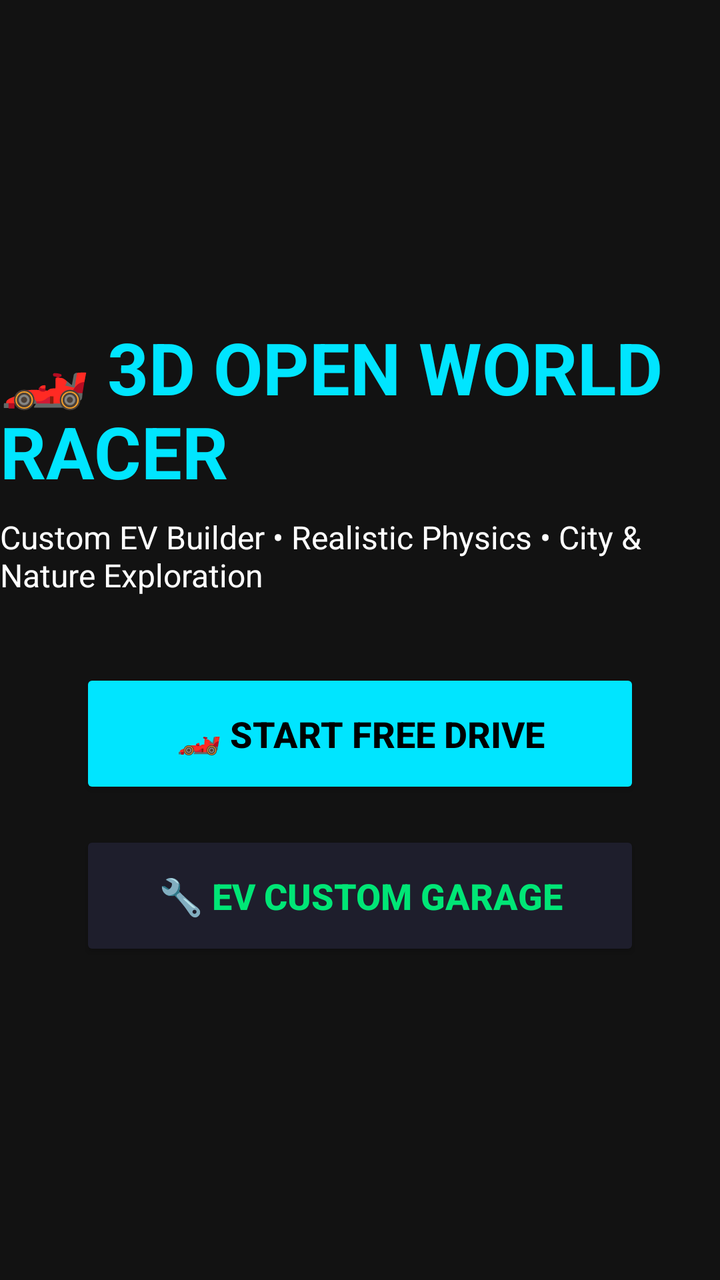
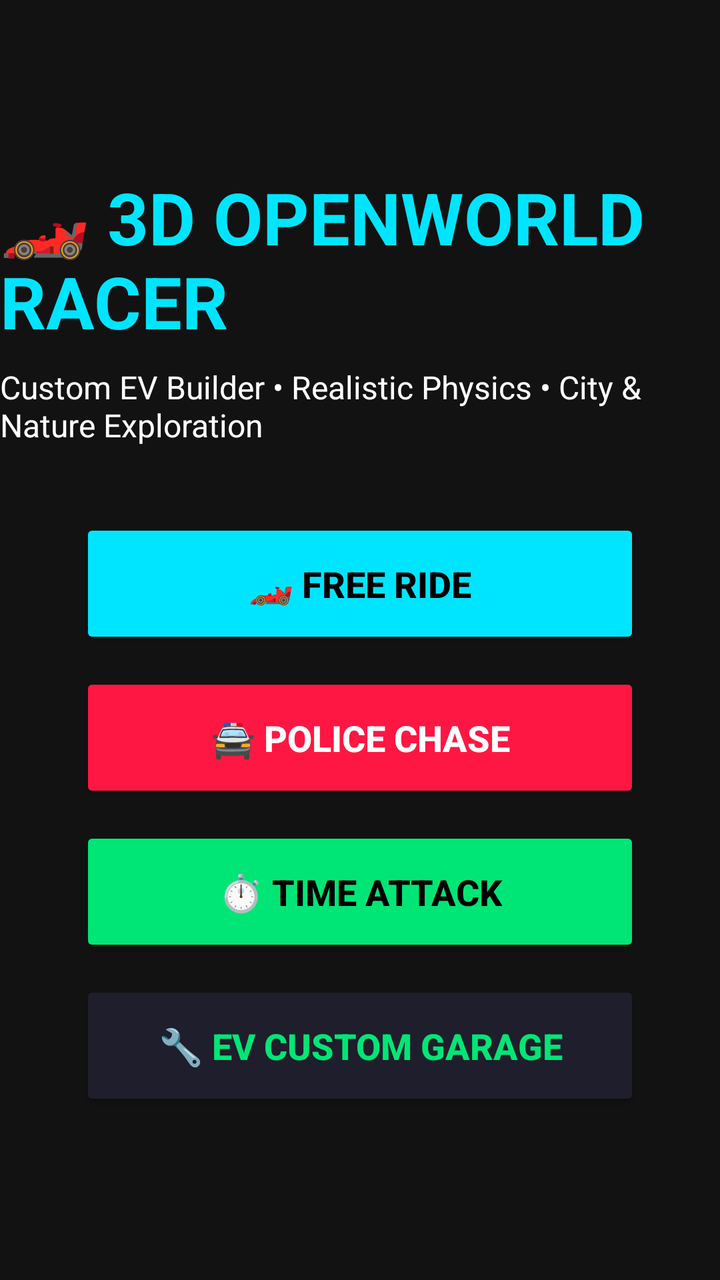

An Android layout rendered at two revisions. The XML below is the earlier revision; the diff shows what the commit changed to produce the second picture.
<!-- AndroidManifest.xml: application theme Theme.OpenWorld3DRacer -->
<!-- res/layout/activity_main.xml -->
<?xml version="1.0" encoding="utf-8"?>
<RelativeLayout xmlns:android="http://schemas.android.com/apk/res/android"
    android:layout_width="match_parent"
    android:layout_height="match_parent"
    android:background="@color/dark_bg">

    <LinearLayout
        android:layout_width="wrap_content"
        android:layout_height="wrap_content"
        android:layout_centerInParent="true"
        android:gravity="center"
        android:orientation="vertical">

        
        <TextView
            android:layout_width="wrap_content"
            android:layout_height="wrap_content"
            android:text="🏎️ 3D OPEN WORLD RACER"
            android:textColor="@color/neon_blue"
            android:textSize="36sp"
            android:textStyle="bold" />

        <TextView
            android:layout_width="wrap_content"
            android:layout_height="wrap_content"
            android:layout_marginTop="8dp"
            android:text="Custom EV Builder • Realistic Physics • City &amp; Nature Exploration"
            android:textColor="@color/white"
            android:textSize="16sp" />

        
        <Button
            android:id="@+id/btnStartDrive"
            android:layout_width="280dp"
            android:layout_height="65dp"
            android:layout_marginTop="36dp"
            android:backgroundTint="@color/neon_blue"
            android:text="🏎️ START FREE DRIVE"
            android:textColor="@color/black"
            android:textSize="18sp"
            android:textStyle="bold" />

        <Button
            android:id="@+id/btnOpenGarage"
            android:layout_width="280dp"
            android:layout_height="65dp"
            android:layout_marginTop="16dp"
            android:backgroundTint="@color/card_bg"
            android:text="🔧 EV CUSTOM GARAGE"
            android:textColor="@color/neon_green"
            android:textSize="18sp"
            android:textStyle="bold" />
    </LinearLayout>

</RelativeLayout>
<!-- resources referenced by this layout -->
<resources>
  <color name="black">#FF000000</color>
  <color name="card_bg">#1E1E2C</color>
  <color name="dark_bg">#121212</color>
  <color name="neon_blue">#00E5FF</color>
  <color name="neon_green">#00E676</color>
  <color name="white">#FFFFFFFF</color>
  <style name="Theme.OpenWorld3DRacer" parent="Theme.Material3.DayNight.NoActionBar">
          <item name="colorPrimary">@color/neon_blue</item>
          <item name="colorSecondary">@color/neon_green</item>
          <item name="android:statusBarColor">@color/dark_bg</item>
          <item name="android:windowBackground">@color/dark_bg</item>
      </style>
</resources>

<!-- the commit's change to res/layout/activity_main.xml (unified diff, before → after) -->
@@ -15,7 +15,7 @@
         <TextView
             android:layout_width="wrap_content"
             android:layout_height="wrap_content"
-            android:text="🏎️ 3D OPEN WORLD RACER"
+            android:text="🏎️ 3D OPENWORLD RACER"
             android:textColor="@color/neon_blue"
             android:textSize="36sp"
             android:textStyle="bold" />
@@ -35,7 +35,29 @@
             android:layout_height="65dp"
             android:layout_marginTop="36dp"
             android:backgroundTint="@color/neon_blue"
-            android:text="🏎️ START FREE DRIVE"
+            android:text="🏎️ FREE RIDE"
+            android:textColor="@color/black"
+            android:textSize="18sp"
+            android:textStyle="bold" />
+
+        <Button
+            android:id="@+id/btnPoliceChase"
+            android:layout_width="280dp"
+            android:layout_height="65dp"
+            android:layout_marginTop="12dp"
+            android:backgroundTint="#FF1744"
+            android:text="🚔 POLICE CHASE"
+            android:textColor="@color/white"
+            android:textSize="18sp"
+            android:textStyle="bold" />
+
+        <Button
+            android:id="@+id/btnTimeAttack"
+            android:layout_width="280dp"
+            android:layout_height="65dp"
+            android:layout_marginTop="12dp"
+            android:backgroundTint="@color/neon_green"
+            android:text="⏱️ TIME ATTACK"
             android:textColor="@color/black"
             android:textSize="18sp"
             android:textStyle="bold" />
@@ -44,7 +66,7 @@
             android:id="@+id/btnOpenGarage"
             android:layout_width="280dp"
             android:layout_height="65dp"
-            android:layout_marginTop="16dp"
+            android:layout_marginTop="12dp"
             android:backgroundTint="@color/card_bg"
             android:text="🔧 EV CUSTOM GARAGE"
             android:textColor="@color/neon_green"
